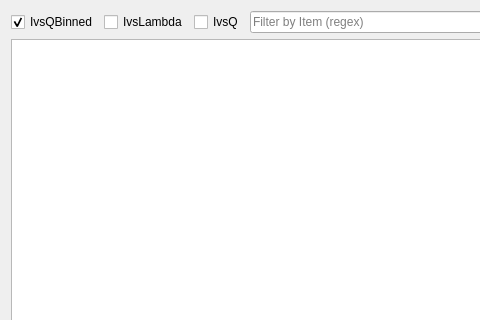
First picture: the form in qt/scientific_interfaces/ISISReflectometry/GUI/Plotting/view/PlottingWidget.ui, repository mantidproject/mantid, before the edit; both pictures show x 0 to 480 and y 0 to 320 of the 720 by 420 pixel window.
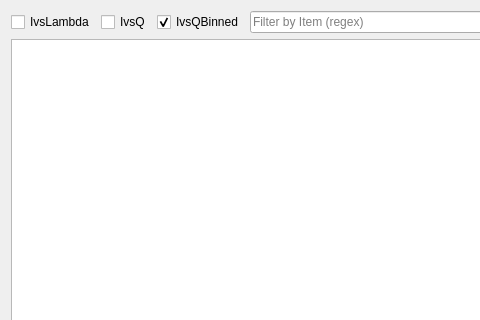
Second picture: the form after the edit. Custom widgets are drawn as their Qt base class.

Commit message: switch order of buttons

What changed in the file:
```diff
--- a/qt/scientific_interfaces/ISISReflectometry/GUI/Plotting/view/PlottingWidget.ui
+++ b/qt/scientific_interfaces/ISISReflectometry/GUI/Plotting/view/PlottingWidget.ui
@@ -15,12 +15,6 @@
     <layout class="QVBoxLayout" name="workspaceLayout">
      <item>
       <layout class="QHBoxLayout" name="workspaceFilterLayout">
-       <item>
-        <widget class="QCheckBox" name="filterIvsQBinned">
-         <property name="text"><string>IvsQBinned</string></property>
-         <property name="checked"><bool>true</bool></property>
-        </widget>
-       </item>
        <item>
         <widget class="QCheckBox" name="filterIvsLambda">
          <property name="text"><string>IvsLambda</string></property>
@@ -31,6 +25,12 @@
          <property name="text"><string>IvsQ</string></property>
         </widget>
        </item>
+       <item>
+        <widget class="QCheckBox" name="filterIvsQBinned">
+         <property name="text"><string>IvsQBinned</string></property>
+         <property name="checked"><bool>true</bool></property>
+        </widget>
+       </item>
        <item>
         <widget class="QLineEdit" name="workspaceFilter">
          <property name="placeholderText"><string>Filter by Item (regex)</string></property>
```
